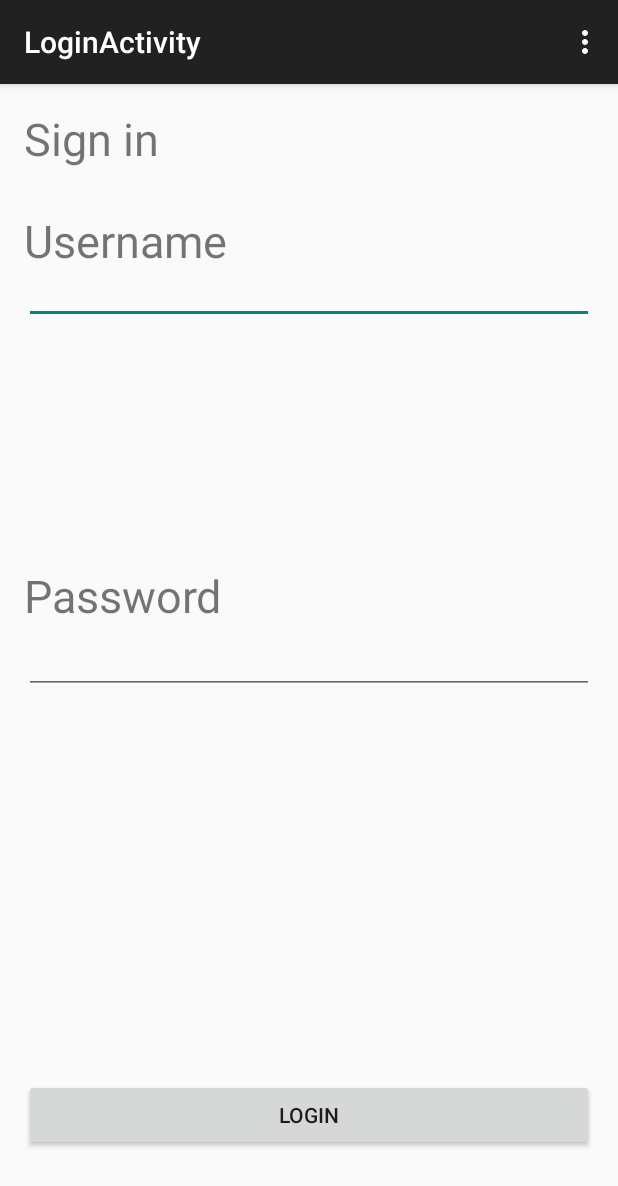
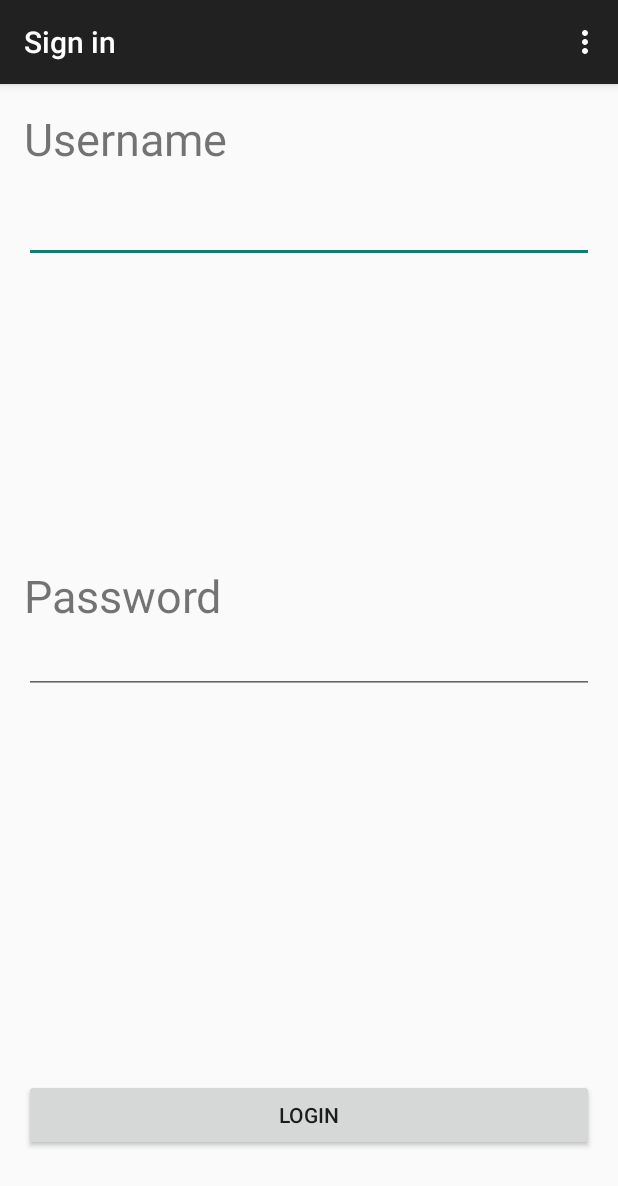
Before and after one commit to syreel/Wheel-Your-Bin, an Android app: the screen it shows after launch (LoginActivity), on a phone screen of 412 x 824 dp. Shown: the top 1186 px of the screen. Run offline under Robolectric (Android 15) with nearby library versions, the phone set to English and light mode, and no system bars.

Commit message:
LoginActivity title fixed. Old title removed.

```diff
--- a/BinApp/app/src/main/res/layout/activity_login.xml
+++ b/BinApp/app/src/main/res/layout/activity_login.xml
@@ -7,20 +7,11 @@
     tools:context="com.yrsbradford.binapp.LoginActivity"
     android:id="@+id/login">
 
-    <TextView android:text="@string/action_sign_in" android:layout_width="match_parent"
-        android:layout_height="wrap_content"
-        android:id="@+id/sign_in"
-        android:textSize="30sp"
-        android:layout_alignParentTop="true"
-        android:layout_alignParentLeft="true"
-        android:layout_alignParentStart="true" />
-
     <EditText
         android:layout_width="wrap_content"
         android:layout_height="wrap_content"
         android:id="@+id/editText"
         android:inputType="text"
-        android:layout_below="@+id/sign_in"
         android:layout_alignParentLeft="true"
         android:layout_alignParentStart="true"
         android:layout_marginTop="58dp"
@@ -33,10 +24,9 @@
         android:layout_height="wrap_content"
         android:id="@+id/textView"
         android:textSize="30sp"
-        android:layout_below="@+id/sign_in"
+        android:layout_alignParentTop="true"
         android:layout_alignParentLeft="true"
-        android:layout_alignParentStart="true"
-        android:layout_marginTop="27dp" />
+        android:layout_alignParentStart="true" />
 
     <EditText
         android:layout_width="wrap_content"
--- a/BinApp/app/src/main/res/values/strings.xml
+++ b/BinApp/app/src/main/res/values/strings.xml
@@ -6,7 +6,7 @@
     <string name="input_password">Password</string>
     <string name="action_sign_in">Sign in</string>
     <string name="action_settings">Settings</string>
-    <string name="title_activity_login">LoginActivity</string>
+    <string name="title_activity_login">Sign in</string>
     <string name="login">Login</string>
     <string name="name">WheelYourBin</string>
     <string name="title_activity_website">Website</string>
```
